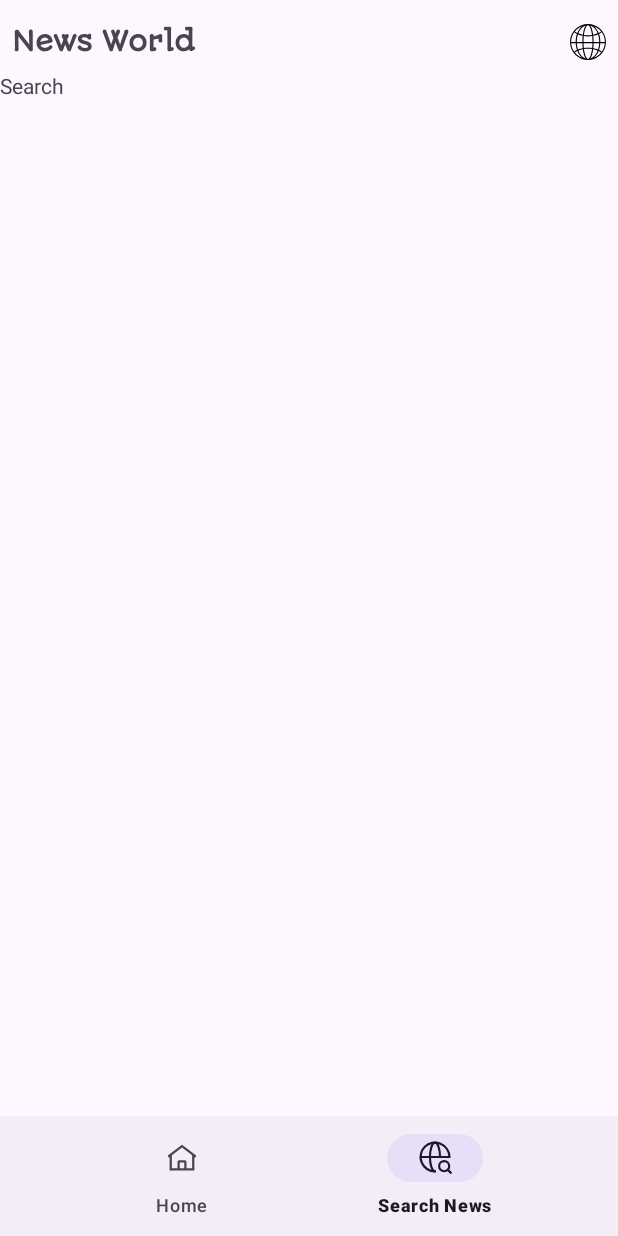
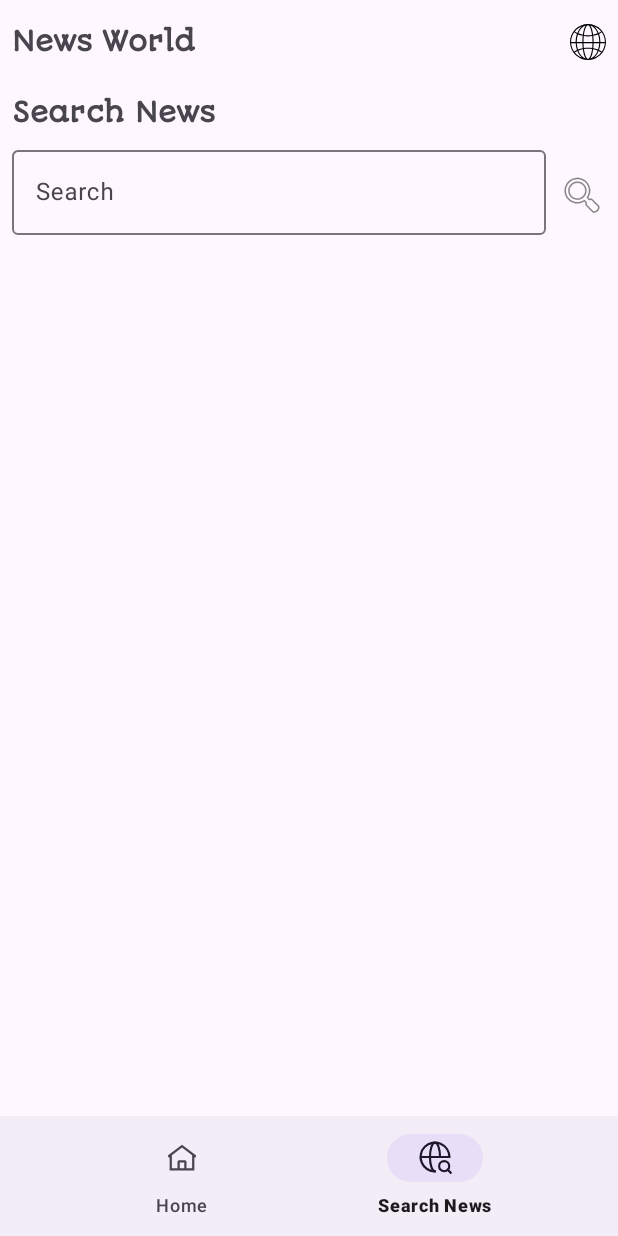
Before and after one commit to manikbora/MyNewsApp, an Android app: the SearchNewsFragment screen opened through its navigation route, on a phone screen of 412 x 824 dp. Run offline under Robolectric (Android 15) with nearby library versions, the phone set to English and light mode, and no system bars; our stand-ins replace navigation-ui; pictures from the network do not load.

Commit message:
Search Functionality Added

```diff
--- a/app/src/main/java/com/manikbora/mynewsapp/data/api/NewsApiService.kt
+++ b/app/src/main/java/com/manikbora/mynewsapp/data/api/NewsApiService.kt
@@ -50,4 +50,10 @@ interface NewsApiService {
         @Query("apiKey") apiKey: String = API_KEY
     ): Response<NewsResponse>
 
+    @GET("v2/everything")
+    suspend fun searchNews(
+        @Query("q") query: String,
+        @Query("apiKey") apiKey: String = API_KEY
+    ): Response<NewsResponse>
+
 }
--- a/app/src/main/java/com/manikbora/mynewsapp/data/repository/NewsRepository.kt
+++ b/app/src/main/java/com/manikbora/mynewsapp/data/repository/NewsRepository.kt
@@ -3,6 +3,7 @@ package com.manikbora.mynewsapp.data.repository
 import com.manikbora.mynewsapp.data.api.NewsApiService
 import com.manikbora.mynewsapp.data.model.NewsResponse
 import com.manikbora.mynewsapp.utils.Constants
+import com.manikbora.mynewsapp.utils.Constants.Companion.API_KEY
 import retrofit2.Response
 
 class NewsRepository(private val newsApiService: NewsApiService) {
@@ -35,5 +36,8 @@ class NewsRepository(private val newsApiService: NewsApiService) {
         return newsApiService.getTechnologyNews(query = "technology", apiKey = Constants.API_KEY)
     }
 
+    suspend fun searchNews(query: String): Response<NewsResponse> {
+        return newsApiService.searchNews(query, API_KEY)
+    }
 
 }
--- a/app/src/main/java/com/manikbora/mynewsapp/ui/adapters/HeadlinesPagerAdapter.kt
+++ b/app/src/main/java/com/manikbora/mynewsapp/ui/adapters/HomePagerAdapter.kt
@@ -4,7 +4,7 @@ import androidx.fragment.app.Fragment
 import androidx.viewpager2.adapter.FragmentStateAdapter
 import com.manikbora.mynewsapp.ui.fragments.NewsCategoryFragment
 
-class HeadlinesPagerAdapter(fragment: Fragment) : FragmentStateAdapter(fragment) {
+class HomePagerAdapter(fragment: Fragment) : FragmentStateAdapter(fragment) {
     override fun getItemCount(): Int = 7 // Number of tabs
 
     override fun createFragment(position: Int): Fragment {
--- a/app/src/main/java/com/manikbora/mynewsapp/ui/fragments/HomeFragment.kt
+++ b/app/src/main/java/com/manikbora/mynewsapp/ui/fragments/HomeFragment.kt
@@ -10,7 +10,7 @@ import com.google.android.material.tabs.TabLayout
 import com.google.android.material.tabs.TabLayoutMediator
 import com.manikbora.mynewsapp.R
 import com.manikbora.mynewsapp.databinding.FragmentHomeBinding
-import com.manikbora.mynewsapp.ui.adapters.HeadlinesPagerAdapter
+import com.manikbora.mynewsapp.ui.adapters.HomePagerAdapter
 
 
 class HomeFragment : Fragment(){
@@ -20,7 +20,7 @@ class HomeFragment : Fragment(){
 
     private lateinit var viewPager: ViewPager2
     private lateinit var tabLayout: TabLayout
-    private lateinit var headlinesPagerAdapter: HeadlinesPagerAdapter
+    private lateinit var homePagerAdapter: HomePagerAdapter
 
     override fun onCreateView(
         inflater: LayoutInflater,
@@ -38,8 +38,8 @@ class HomeFragment : Fragment(){
         viewPager = binding.viewPager
         tabLayout = binding.tabLayout
 
-        headlinesPagerAdapter = HeadlinesPagerAdapter(this)
-        viewPager.adapter = headlinesPagerAdapter
+        homePagerAdapter = HomePagerAdapter(this)
+        viewPager.adapter = homePagerAdapter
 
         tabLayout.tabMode = TabLayout.MODE_SCROLLABLE
 
--- a/app/src/main/java/com/manikbora/mynewsapp/ui/fragments/SearchNewsFragment.kt
+++ b/app/src/main/java/com/manikbora/mynewsapp/ui/fragments/SearchNewsFragment.kt
@@ -5,16 +5,75 @@ import androidx.fragment.app.Fragment
 import android.view.LayoutInflater
 import android.view.View
 import android.view.ViewGroup
+import androidx.lifecycle.Observer
+import androidx.lifecycle.ViewModel
+import androidx.lifecycle.ViewModelProvider
+import androidx.navigation.fragment.findNavController
+import androidx.recyclerview.widget.LinearLayoutManager
 import com.manikbora.mynewsapp.R
+import com.manikbora.mynewsapp.data.api.RetrofitClient
+import com.manikbora.mynewsapp.data.repository.NewsRepository
+import com.manikbora.mynewsapp.databinding.FragmentSearchNewsBinding
+import com.manikbora.mynewsapp.ui.adapters.NewsAdapter
+import com.manikbora.mynewsapp.ui.viewmodels.BusinessViewModel
+import com.manikbora.mynewsapp.ui.viewmodels.SearchNewsViewModel
 
-class SearchNewsFragment : Fragment() {
+class SearchNewsFragment : Fragment(), NewsAdapter.OnArticleClickListener {
+
+    private lateinit var binding: FragmentSearchNewsBinding
+    private lateinit var searchViewModel: SearchNewsViewModel
+    private lateinit var newsAdapter: NewsAdapter
 
     override fun onCreateView(
         inflater: LayoutInflater, container: ViewGroup?,
         savedInstanceState: Bundle?
     ): View? {
-        // Inflate the layout for this fragment
-        return inflater.inflate(R.layout.fragment_search_news, container, false)
+        binding = FragmentSearchNewsBinding.inflate(inflater, container, false)
+        return binding.root
     }
 
+    override fun onViewCreated(view: View, savedInstanceState: Bundle?) {
+        super.onViewCreated(view, savedInstanceState)
+
+        newsAdapter = NewsAdapter(this)
+        binding.rvSearch.apply {
+            layoutManager = LinearLayoutManager(requireContext())
+            adapter = newsAdapter
+        }
+
+        // Create instance of NewsApiService
+        val newsApiService = RetrofitClient.createService()
+
+        val newsRepository = NewsRepository(newsApiService)
+
+        searchViewModel = ViewModelProvider(this, object : ViewModelProvider.Factory {
+            override fun <T : ViewModel> create(modelClass: Class<T>): T {
+                if (modelClass.isAssignableFrom(SearchNewsViewModel::class.java)) {
+                    @Suppress("UNCHECKED_CAST")
+                    return SearchNewsViewModel(newsRepository) as T
+                }
+                throw IllegalArgumentException("Unknown ViewModel class")
+            }
+        }).get(SearchNewsViewModel::class.java)
+
+
+
+        binding.ivSearch.setOnClickListener {
+            val query = binding.etSearch.text.toString().trim()
+            if (query.isNotEmpty()) {
+                searchViewModel.searchNews(query)
+            }
+        }
+
+        searchViewModel.searchResults.observe(viewLifecycleOwner, Observer { articles ->
+            newsAdapter.submitList(articles)
+        })
+    }
+
+    override fun onArticleClicked(articleUrl: String) {
+        val action = HomeFragmentDirections.actionHomeFragmentToArticleFragment(articleUrl)
+        findNavController().navigate(action)
+    }
+
+
 }
--- /dev/null
+++ b/app/src/main/java/com/manikbora/mynewsapp/ui/viewmodels/SearchNewsViewModel.kt
@@ -0,0 +1,27 @@
+package com.manikbora.mynewsapp.ui.viewmodels
+
+import androidx.lifecycle.LiveData
+import androidx.lifecycle.MutableLiveData
+import androidx.lifecycle.ViewModel
+import androidx.lifecycle.viewModelScope
+import com.manikbora.mynewsapp.data.model.Article
+import com.manikbora.mynewsapp.data.repository.NewsRepository
+import kotlinx.coroutines.launch
+
+class SearchNewsViewModel(private val repository: NewsRepository) : ViewModel() {
+
+    private val _searchResults = MutableLiveData<List<Article>>()
+    val searchResults: LiveData<List<Article>> get() = _searchResults
+
+    fun searchNews(query: String) {
+        viewModelScope.launch {
+            val response = repository.searchNews(query)
+            if (response.isSuccessful) {
+                val articles = response.body()?.articles
+                _searchResults.value = articles!!
+            } else {
+                // Handle API error
+            }
+        }
+    }
+}
--- a/app/src/main/res/layout/fragment_search_news.xml
+++ b/app/src/main/res/layout/fragment_search_news.xml
@@ -1,14 +1,61 @@
 <?xml version="1.0" encoding="utf-8"?>
-<FrameLayout xmlns:android="http://schemas.android.com/apk/res/android"
+<androidx.constraintlayout.widget.ConstraintLayout xmlns:android="http://schemas.android.com/apk/res/android"
+    xmlns:app="http://schemas.android.com/apk/res-auto"
     xmlns:tools="http://schemas.android.com/tools"
     android:layout_width="match_parent"
     android:layout_height="match_parent"
-    tools:context=".ui.fragments.SearchNewsFragment">
+    tools:context=".ui.fragments.SearchNewsFragment" >
 
-    <!-- TODO: Update blank fragment layout -->
     <TextView
-        android:layout_width="match_parent"
-        android:layout_height="match_parent"
-        android:text="Search" />
+        android:id="@+id/tv_search_news"
+        android:layout_width="wrap_content"
+        android:layout_height="wrap_content"
+        android:layout_marginStart="8dp"
+        android:layout_marginTop="16dp"
+        android:fontFamily="@font/autour_one"
+        android:text="Search News"
+        android:textSize="18sp"
+        android:textStyle="bold"
+        app:layout_constraintStart_toStartOf="parent"
+        app:layout_constraintTop_toTopOf="parent" />
 
-</FrameLayout>
+    <com.google.android.material.textfield.TextInputLayout
+        android:id="@+id/search_input_layout"
+        android:layout_width="0dp"
+        android:layout_height="wrap_content"
+        android:layout_marginStart="8dp"
+        android:layout_marginTop="8dp"
+        android:layout_marginEnd="8dp"
+        app:layout_constraintEnd_toStartOf="@+id/iv_search"
+        app:layout_constraintStart_toStartOf="parent"
+        app:layout_constraintTop_toBottomOf="@+id/tv_search_news">
+
+        <com.google.android.material.textfield.TextInputEditText
+            android:id="@+id/et_search"
+            android:layout_width="match_parent"
+            android:layout_height="wrap_content"
+            android:hint="Search" />
+    </com.google.android.material.textfield.TextInputLayout>
+
+    <ImageView
+        android:id="@+id/iv_search"
+        android:layout_width="wrap_content"
+        android:layout_height="wrap_content"
+        android:layout_marginTop="8dp"
+        android:layout_marginEnd="8dp"
+        android:src="@android:drawable/ic_menu_search"
+        app:layout_constraintBottom_toBottomOf="@+id/search_input_layout"
+        app:layout_constraintEnd_toEndOf="parent"
+        app:layout_constraintTop_toTopOf="@+id/search_input_layout" />
+
+    <androidx.recyclerview.widget.RecyclerView
+        android:id="@+id/rv_search"
+        android:layout_width="0dp"
+        android:layout_height="0dp"
+        android:layout_marginTop="8dp"
+        app:layout_constraintBottom_toBottomOf="parent"
+        app:layout_constraintEnd_toEndOf="parent"
+        app:layout_constraintStart_toStartOf="parent"
+        app:layout_constraintTop_toBottomOf="@+id/search_input_layout"
+        tools:listitem="@layout/item_news" />
+</androidx.constraintlayout.widget.ConstraintLayout>
```
